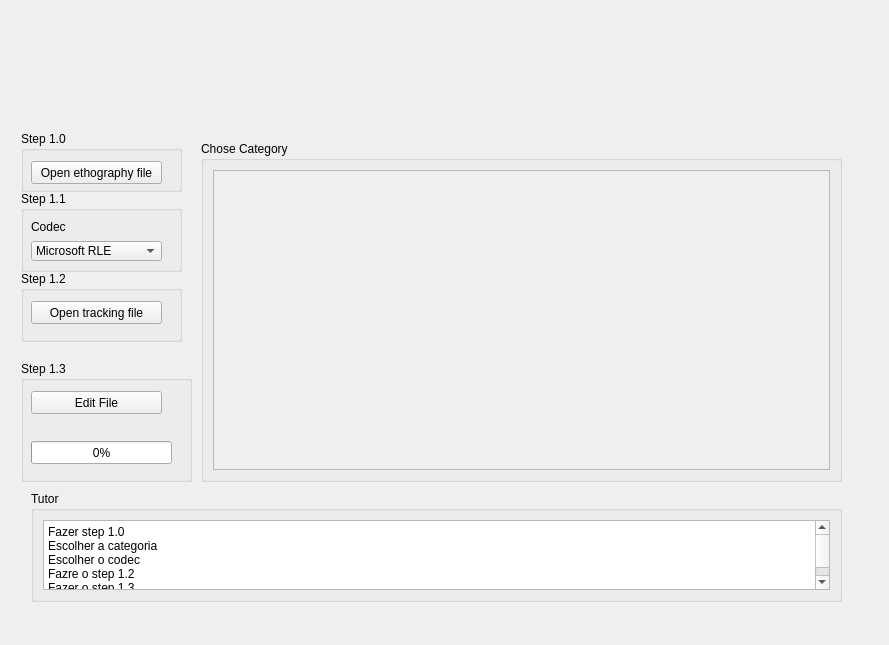
Old version of the form src/telafluxocomportamental.ui in the repository EthoWatcher/ethowatcher.
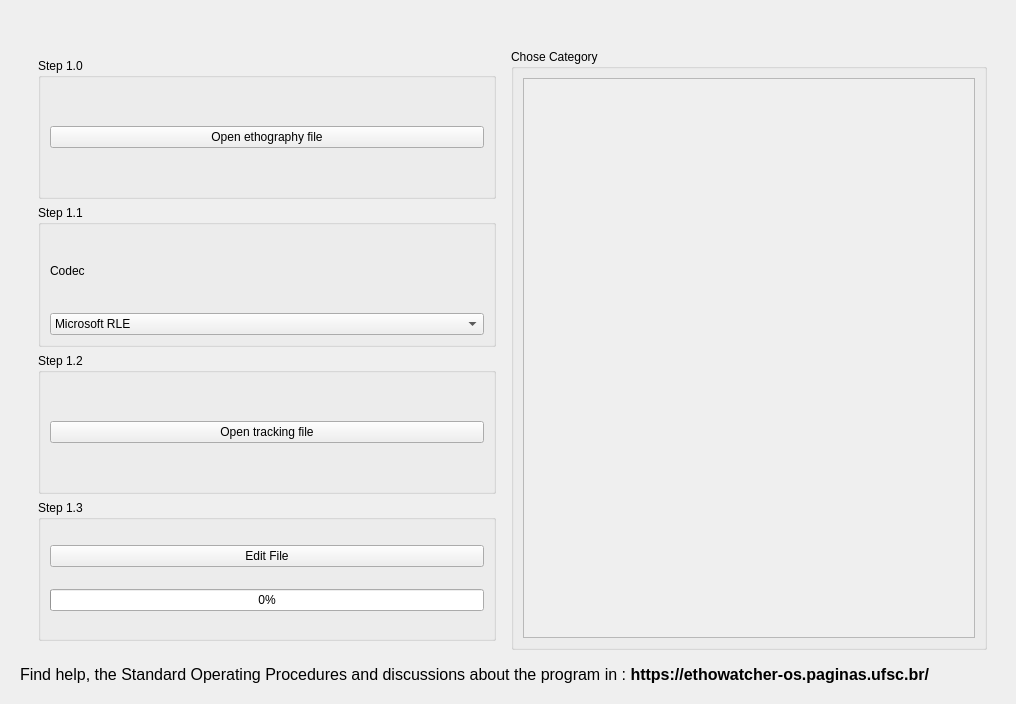
New version of the form. Icons and pictures are not drawn.

Commit message: Removido os tutores da telafluxocomportamental.ui telaunveil.ui

What changed in the file:
```diff
--- a/src/telafluxocomportamental.ui
+++ b/src/telafluxocomportamental.ui
@@ -6,8 +6,8 @@
    <rect>
     <x>0</x>
     <y>0</y>
-    <width>889</width>
-    <height>645</height>
+    <width>1016</width>
+    <height>704</height>
    </rect>
   </property>
   <property name="windowTitle">
@@ -17,80 +17,157 @@
    <item>
     <widget class="QStackedWidget" name="stackedWidget">
      <widget class="QWidget" name="page">
-      <widget class="QGroupBox" name="groupBox">
-       <property name="geometry">
-        <rect>
-         <x>20</x>
-         <y>480</y>
-         <width>811</width>
-         <height>111</height>
-        </rect>
-       </property>
+      <layout class="QVBoxLayout" name="verticalLayout_9">
+       <item>
+        <widget class="QLabel" name="label_2">
+         <property name="maximumSize">
+          <size>
+           <width>16777215</width>
+           <height>150</height>
+          </size>
+         </property>
+         <property name="text">
+          <string/>
+         </property>
+         <property name="pixmap">
+          <pixmap resource="resourcefile.qrc">:/icons/ethowatcher_logo_os.png</pixmap>
+         </property>
+         <property name="scaledContents">
+          <bool>true</bool>
+         </property>
+        </widget>
+       </item>
+       <item>
+        <widget class="QWidget" name="widget_2" native="true">
+         <layout class="QHBoxLayout" name="horizontalLayout">
+          <item>
+           <widget class="QWidget" name="widget" native="true">
+            <layout class="QVBoxLayout" name="verticalLayout_8">
+             <item>
+              <widget class="QGroupBox" name="groupBox_3">
        <property name="title">
-        <string>Tutor</string>
-       </property>
-       <layout class="QVBoxLayout" name="verticalLayout_4">
+                <string>Step 1.0</string>
+               </property>
+               <layout class="QVBoxLayout" name="verticalLayout_7">
         <item>
-         <widget class="QPlainTextEdit" name="plainTextEdit">
-          <property name="plainText">
-           <string>Fazer step 1.0
-Escolher a categoria
-Escolher o codec
-Fazre o step 1.2
-Fazer o step 1.3</string>
+                 <widget class="QPushButton" name="pbAnaliseFile">
+                  <property name="text">
+                   <string>Open ethography file</string>
           </property>
          </widget>
         </item>
        </layout>
       </widget>
+             </item>
+             <item>
+              <widget class="QGroupBox" name="groupBox_5">
+               <property name="title">
+                <string>Step 1.1</string>
+               </property>
+               <layout class="QVBoxLayout" name="verticalLayout_6">
+                <item>
+                 <widget class="QLabel" name="label_26">
+                  <property name="text">
+                   <string>Codec</string>
+                  </property>
+                 </widget>
+                </item>
+                <item>
+                 <widget class="QComboBox" name="comboBoX">
+                  <item>
+                   <property name="text">
+                    <string>Microsoft RLE</string>
+                   </property>
+                  </item>
+                  <item>
+                   <property name="text">
+                    <string>Microsoft Video1</string>
+                   </property>
+                  </item>
+                  <item>
+                   <property name="text">
+                    <string>Intel IYUV codec</string>
+                   </property>
+                  </item>
+                  <item>
+                   <property name="text">
+                    <string>Cinepack Codec by radius</string>
+                   </property>
+                  </item>
+                  <item>
+                   <property name="text">
+                    <string>Lagarith Lossles Codec</string>
+                   </property>
+                  </item>
+                  <item>
+                   <property name="text">
+                    <string>H264</string>
+                   </property>
+                  </item>
+                  <item>
+                   <property name="text">
+                    <string>XVid</string>
+                   </property>
+                  </item>
+                  <item>
+                   <property name="text">
+                    <string>ffdshow Video Codec</string>
+                   </property>
+                  </item>
+                  <item>
+                   <property name="text">
+                    <string>H264</string>
+                   </property>
+                  </item>
+                 </widget>
+                </item>
+               </layout>
+              </widget>
+             </item>
+             <item>
+              <widget class="QGroupBox" name="groupBox_6">
+               <property name="title">
+                <string>Step 1.2</string>
+               </property>
+               <layout class="QVBoxLayout" name="verticalLayout_5">
+                <item>
+                 <widget class="QPushButton" name="pbOpenTCCM">
+                  <property name="text">
+                   <string>Open tracking file</string>
+                  </property>
+                 </widget>
+                </item>
+               </layout>
+              </widget>
+             </item>
+             <item>
       <widget class="QGroupBox" name="groupBox_4">
-       <property name="geometry">
-        <rect>
-         <x>10</x>
-         <y>350</y>
-         <width>171</width>
-         <height>121</height>
-        </rect>
-       </property>
        <property name="title">
         <string>Step 1.3</string>
        </property>
+               <layout class="QVBoxLayout" name="verticalLayout_4">
+                <item>
        <widget class="QPushButton" name="pbSaveFile">
-        <property name="geometry">
-         <rect>
-          <x>10</x>
-          <y>30</y>
-          <width>131</width>
-          <height>23</height>
-         </rect>
-        </property>
         <property name="text">
          <string>Edit File</string>
         </property>
        </widget>
+                </item>
+                <item>
        <widget class="QProgressBar" name="progressBar">
-        <property name="geometry">
-         <rect>
-          <x>10</x>
-          <y>80</y>
-          <width>141</width>
-          <height>23</height>
-         </rect>
-        </property>
         <property name="value">
          <number>0</number>
         </property>
        </widget>
-      </widget>
+                </item>
+               </layout>
+              </widget>
+             </item>
+            </layout>
+           </widget>
+          </item>
+          <item>
       <widget class="QGroupBox" name="groupBox_2">
-       <property name="geometry">
-        <rect>
-         <x>190</x>
-         <y>130</y>
-         <width>641</width>
-         <height>341</height>
-        </rect>
-       </property>
        <property name="title">
         <string>Chose Category</string>
        </property>
@@ -105,8 +182,8 @@
             <rect>
              <x>0</x>
              <y>0</y>
-             <width>615</width>
-             <height>302</height>
+                  <width>456</width>
+                  <height>434</height>
             </rect>
            </property>
            <layout class="QVBoxLayout" name="verticalLayout_2">
@@ -119,158 +196,18 @@
         </item>
        </layout>
       </widget>
-      <widget class="QGroupBox" name="groupBox_5">
-       <property name="geometry">
-        <rect>
-         <x>10</x>
-         <y>180</y>
-         <width>161</width>
-         <height>81</height>
-        </rect>
-       </property>
-       <property name="title">
-        <string>Step 1.1</string>
-       </property>
-       <widget class="QComboBox" name="comboBoX">
-        <property name="geometry">
-         <rect>
-          <x>10</x>
-          <y>50</y>
-          <width>131</width>
-          <height>20</height>
-         </rect>
-        </property>
-        <item>
-         <property name="text">
-          <string>Microsoft RLE</string>
-         </property>
-        </item>
-        <item>
-         <property name="text">
-          <string>Microsoft Video1</string>
-         </property>
+          </item>
+         </layout>
+        </widget>
         </item>
         <item>
+        <widget class="QLabel" name="label_3">
          <property name="text">
-          <string>Intel IYUV codec</string>
+          <string>&lt;html&gt;&lt;head/&gt;&lt;body&gt;&lt;p&gt;&lt;span style=&quot; font-size:12pt;&quot;&gt;Find help, the Standard Operating Procedures and discussions about the program in : &lt;/span&gt;&lt;span style=&quot; font-size:12pt; font-weight:600;&quot;&gt;https://ethowatcher-os.paginas.ufsc.br/&lt;/span&gt;&lt;/p&gt;&lt;/body&gt;&lt;/html&gt;</string>
          </property>
-        </item>
-        <item>
-         <property name="text">
-          <string>Cinepack Codec by radius</string>
-         </property>
-        </item>
-        <item>
-         <property name="text">
-          <string>Lagarith Lossles Codec</string>
-         </property>
-        </item>
-        <item>
-         <property name="text">
-          <string>H264</string>
-         </property>
-        </item>
-        <item>
-         <property name="text">
-          <string>XVid</string>
-         </property>
-        </item>
-        <item>
-         <property name="text">
-          <string>ffdshow Video Codec</string>
-         </property>
-        </item>
-        <item>
-         <property name="text">
-          <string>H264</string>
-         </property>
-        </item>
-       </widget>
-       <widget class="QLabel" name="label_26">
-        <property name="geometry">
-         <rect>
-          <x>10</x>
-          <y>28</y>
-          <width>51</width>
-          <height>16</height>
-         </rect>
-        </property>
-        <property name="text">
-         <string>Codec</string>
-        </property>
-       </widget>
-      </widget>
-      <widget class="QGroupBox" name="groupBox_3">
-       <property name="geometry">
-        <rect>
-         <x>10</x>
-         <y>120</y>
-         <width>161</width>
-         <height>61</height>
-        </rect>
-       </property>
-       <property name="title">
-        <string>Step 1.0</string>
-       </property>
-       <widget class="QPushButton" name="pbAnaliseFile">
-        <property name="geometry">
-         <rect>
-          <x>10</x>
-          <y>30</y>
-          <width>131</width>
-          <height>23</height>
-         </rect>
-        </property>
-        <property name="text">
-         <string>Open ethography file</string>
-        </property>
-       </widget>
-      </widget>
-      <widget class="QGroupBox" name="groupBox_6">
-       <property name="geometry">
-        <rect>
-         <x>10</x>
-         <y>260</y>
-         <width>161</width>
-         <height>71</height>
-        </rect>
-       </property>
-       <property name="title">
-        <string>Step 1.2</string>
-       </property>
-       <widget class="QPushButton" name="pbOpenTCCM">
-        <property name="geometry">
-         <rect>
-          <x>10</x>
-          <y>30</y>
-          <width>131</width>
-          <height>23</height>
-         </rect>
-        </property>
-        <property name="text">
-         <string>Open tracking file</string>
-        </property>
-       </widget>
-      </widget>
-      <widget class="QLabel" name="label_2">
-       <property name="geometry">
-        <rect>
-         <x>20</x>
-         <y>20</y>
-         <width>821</width>
-         <height>91</height>
-        </rect>
-       </property>
-       <property name="text">
-        <string/>
-       </property>
-       <property name="pixmap">
-        <pixmap resource="resourcefile.qrc">:/icons/ethowatcher_logo_os.png</pixmap>
-       </property>
-       <property name="scaledContents">
-        <bool>true</bool>
-       </property>
-      </widget>
+        </widget>
+       </item>
+      </layout>
      </widget>
      <widget class="QWidget" name="page_2"/>
     </widget>
```
Lines whose indentation alone changed are shown as unchanged. The commit also changes 1 other file.
